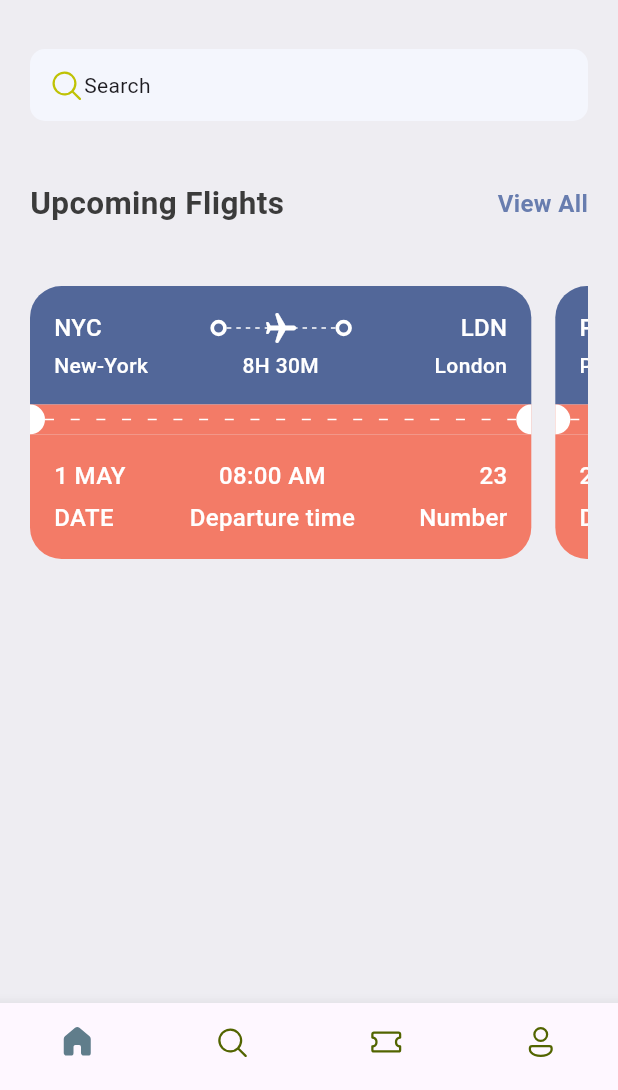
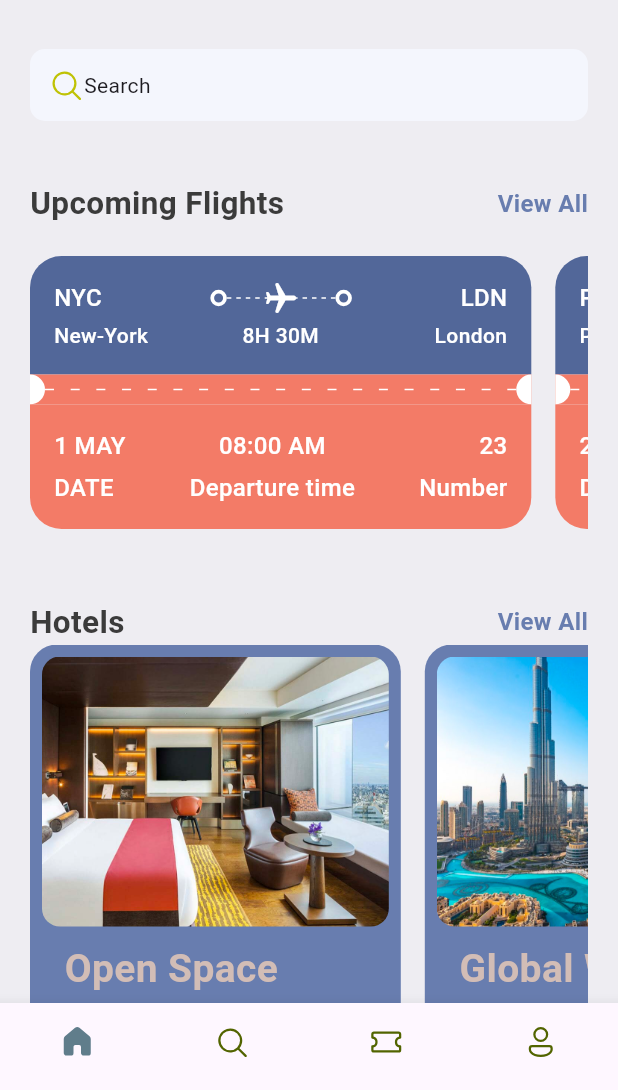
Before and after one commit to Arrizal28/PetikApp, a Flutter app: the screen it shows after launch, on a phone screen of 412 x 824 dp, the part 146-1236 px from its top. Run offline on Flutter 3.47's test engine with Material 3 defaults, Android fonts, the phone set to English and light mode, and no system bars; our stand-ins replace fluentui_icons.

Commit message:
feat/hotel_view

```diff
--- a/lib/base/bottom_nav_bar.dart
+++ b/lib/base/bottom_nav_bar.dart
@@ -1,6 +1,7 @@
 import 'package:fluentui_icons/fluentui_icons.dart';
 import 'package:flutter/material.dart';
-import 'package:petik_app/screens/home_screen.dart';
+import 'package:petik_app/screens/home/home_screen.dart';
+import 'package:petik_app/screens/search/search_screen.dart';
 
 class BottomNavBar extends StatefulWidget {
   const BottomNavBar({super.key});
@@ -12,7 +13,7 @@ class BottomNavBar extends StatefulWidget {
 class _BottomNavBarState extends State<BottomNavBar> {
   final appScreens = [
     const HomeScreen(),
-    const Center(child: Text("Search")),
+    const SearchScreen(),
     const Center(child: Text("Tickets")),
     const Center(child: Text("Profile")),
   ];
--- a/lib/base/res/media.dart
+++ b/lib/base/res/media.dart
@@ -1,4 +1,5 @@
 class AppMedia {
   static const _baseImage = "assets/images";
   static const logo = '$_baseImage/logo.png';
+  static const hotelRoom = '$_baseImage/hotel_room.png';
 }
--- a/lib/base/res/styles/app_styles.dart
+++ b/lib/base/res/styles/app_styles.dart
@@ -9,6 +9,8 @@ class AppStyles {
   static Color ticketBlue = const Color(0xFF526799);
   static Color ticketRed = const Color(0xFF526799);
   static Color ticketOrange = const Color(0xFFF37B67);
+  static Color kakiColor = const Color(0xFFd2bdb6);
+
   static TextStyle textStyle =
       TextStyle(fontSize: 16, fontWeight: FontWeight.bold, color: textColor);
 
--- a/lib/base/utils/all_json.dart
+++ b/lib/base/utils/all_json.dart
@@ -80,3 +80,24 @@ List<Map<String, dynamic>> ticketList = [
     "number": 63
   },
 ];
+
+List<Map<String, dynamic>> hotelList = [
+  {
+    'image': 'hotel_room.png',
+    'place': 'Open Space',
+    'destination': 'London',
+    'price': 25
+  },
+  {
+    'image': 'city_view.png',
+    'place': 'Global Will',
+    'destination': 'London',
+    'price': 40
+  },
+  {
+    'image': 'pool_view.png',
+    'place': 'Best city pool',
+    'destination': 'Dubai',
+    'price': 68
+  },
+];
--- a/lib/base/widgets/app_double_text.dart
+++ b/lib/base/widgets/app_double_text.dart
@@ -3,9 +3,13 @@ import 'package:petik_app/base/res/styles/app_styles.dart';
 
 class AppDoubleText extends StatelessWidget {
   const AppDoubleText(
-      {super.key, required this.bigText, required this.smallText});
+      {super.key,
+      required this.bigText,
+      required this.smallText,
+      required this.func});
   final String bigText;
   final String smallText;
+  final VoidCallback? func;
 
   @override
   Widget build(BuildContext context) {
@@ -17,7 +21,7 @@ class AppDoubleText extends StatelessWidget {
           style: AppStyles.headlineStyle2,
         ),
         InkWell(
-          onTap: () {},
+          onTap: func,
           child: Text(smallText,
               style:
                   AppStyles.textStyle.copyWith(color: AppStyles.primaryColor)),
--- a/lib/base/widgets/ticket_view.dart
+++ b/lib/base/widgets/ticket_view.dart
@@ -9,7 +9,8 @@ import 'package:petik_app/base/widgets/text_style_third.dart';
 
 class TicketView extends StatelessWidget {
   final Map<String, dynamic> ticket;
-  const TicketView({super.key, required this.ticket});
+  final bool wholeScreen;
+  const TicketView({super.key, required this.ticket, this.wholeScreen = false});
 
   @override
   Widget build(BuildContext context) {
@@ -19,7 +20,7 @@ class TicketView extends StatelessWidget {
       width: size.width * 0.85,
       height: 189,
       child: Container(
-        margin: const EdgeInsets.only(right: 16),
+        margin: EdgeInsets.only(right: wholeScreen == true ? 0 : 16),
         child: Column(
           children: [
             //blue part of the ticket
--- a/lib/main.dart
+++ b/lib/main.dart
@@ -1,5 +1,7 @@
 import 'package:flutter/material.dart';
 import 'package:petik_app/base/bottom_nav_bar.dart';
+import 'package:petik_app/screens/home/all_hotels.dart';
+import 'package:petik_app/screens/home/all_tickets.dart';
 
 void main() {
   runApp(const MyApp());
@@ -11,9 +13,14 @@ class MyApp extends StatelessWidget {
   @override
   Widget build(BuildContext context) {
     return MaterialApp(
-        debugShowCheckedModeBanner: true,
-        title: 'Flutter Demo',
-        theme: ThemeData(),
-        home: const BottomNavBar());
+      debugShowCheckedModeBanner: true,
+      title: 'Flutter Demo',
+      theme: ThemeData(),
+      routes: {
+        "/": (context) => const BottomNavBar(),
+        "/all_tickets": (context) => const AllTickets(),
+        "/all_hotels": (context) => const AllHotels()
+      },
+    );
   }
 }
--- a/lib/screens/home_screen.dart
+++ b/lib/screens/home/home_screen.dart
@@ -5,6 +5,7 @@ import 'package:petik_app/base/res/styles/app_styles.dart';
 import 'package:petik_app/base/utils/all_json.dart';
 import 'package:petik_app/base/widgets/app_double_text.dart';
 import 'package:petik_app/base/widgets/ticket_view.dart';
+import 'package:petik_app/screens/home/widgets/hotel.dart';
 
 class HomeScreen extends StatefulWidget {
   const HomeScreen({super.key});
@@ -26,6 +27,7 @@ class _HomeScreenState extends State<HomeScreen> {
           Container(
             padding: const EdgeInsets.symmetric(horizontal: 20),
             child: Column(
+              crossAxisAlignment: CrossAxisAlignment.start,
               children: [
                 Row(
                   mainAxisAlignment: MainAxisAlignment.spaceBetween,
@@ -71,16 +73,35 @@ class _HomeScreenState extends State<HomeScreen> {
                   ),
                 ),
                 const SizedBox(height: 40),
-                const AppDoubleText(
+                AppDoubleText(
                   bigText: "Upcoming Flights",
                   smallText: "View All",
+                  func: () => Navigator.pushNamed(context, "/all_tickets"),
                 ),
-                const SizedBox(height: 40),
+                const SizedBox(height: 20),
                 SingleChildScrollView(
                   scrollDirection: Axis.horizontal,
                   child: Row(
                     children: ticketList
+                        .take(2)
                         .map((item) => TicketView(ticket: item))
+                        .toList(),
+                  ),
+                ),
+                const SizedBox(height: 40),
+                AppDoubleText(
+                  bigText: "Hotels",
+                  smallText: "View All",
+                  func: () => Navigator.pushNamed(context, "/all_hotels"),
+                ),
+                SingleChildScrollView(
+                  scrollDirection: Axis.horizontal,
+                  child: Row(
+                    children: hotelList
+                        .take(2)
+                        .map((singleHotel) => Hotel(
+                              hotel: singleHotel,
+                            ))
                         .toList(),
                   ),
                 )
--- /dev/null
+++ b/lib/screens/home/widgets/hotel.dart
@@ -0,0 +1,66 @@
+import 'package:flutter/material.dart';
+import 'package:petik_app/base/res/styles/app_styles.dart';
+
+class Hotel extends StatelessWidget {
+  final Map<String, dynamic> hotel;
+  const Hotel({super.key, required this.hotel});
+
+  @override
+  Widget build(BuildContext context) {
+    final size = MediaQuery.of(context).size;
+    return Container(
+      padding: const EdgeInsets.all(8.0),
+      width: size.width * 0.6,
+      height: 350,
+      margin: const EdgeInsets.only(right: 16),
+      decoration: BoxDecoration(
+          color: AppStyles.primaryColor,
+          borderRadius: BorderRadius.circular(18)),
+      child: Column(
+        crossAxisAlignment: CrossAxisAlignment.start,
+        children: [
+          Container(
+              height: 180,
+              decoration: BoxDecoration(
+                  color: AppStyles.primaryColor,
+                  borderRadius: BorderRadius.circular(12),
+                  image: DecorationImage(
+                      fit: BoxFit.cover,
+                      image: AssetImage("assets/images/${hotel['image']}")))),
+          const SizedBox(
+            height: 10,
+          ),
+          Padding(
+            padding: const EdgeInsets.only(left: 15),
+            child: Text(
+              hotel['place'],
+              style:
+                  AppStyles.headlineStyle1.copyWith(color: AppStyles.kakiColor),
+            ),
+          ),
+          const SizedBox(
+            height: 5,
+          ),
+          Padding(
+            padding: const EdgeInsets.only(left: 15),
+            child: Text(
+              hotel['destination'],
+              style: AppStyles.headlineStyle3.copyWith(color: Colors.white),
+            ),
+          ),
+          const SizedBox(
+            height: 5,
+          ),
+          Padding(
+            padding: const EdgeInsets.only(left: 15),
+            child: Text(
+              "\$${hotel['price']}/night",
+              style:
+                  AppStyles.headlineStyle1.copyWith(color: AppStyles.kakiColor),
+            ),
+          ),
+        ],
+      ),
+    );
+  }
+}
```
Also changed, not shown: lib/screens/home/all_hotels.dart (added, +30 -0 lines), lib/screens/home/all_tickets.dart (added, +31 -0 lines), lib/screens/search/search_screen.dart (added, +24 -0 lines), lib/screens/search/widgets/app_ticket_tabs.dart (added, +50 -0 lines).
